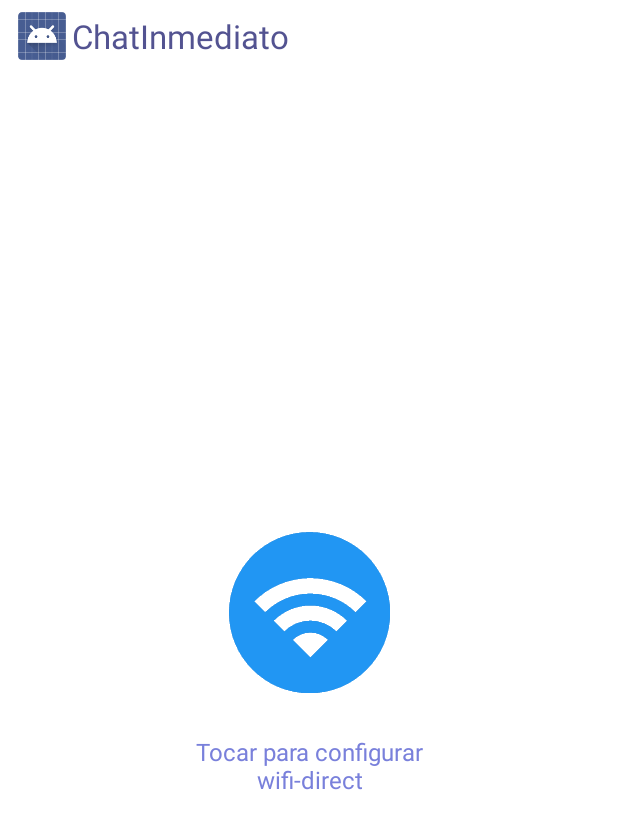
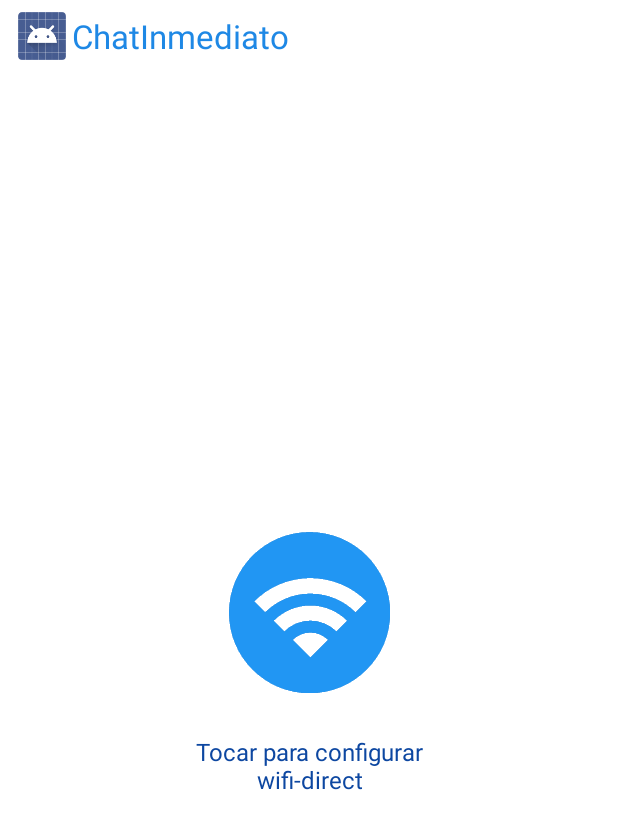
Before and after one commit to juanmanuelco/chatinmediatomultimedia, an Android app: the screen it shows after launch (MainActivity), on a phone screen of 412 x 824 dp. Shown: the top 829 px of the screen. Run offline under Robolectric (Android 15) with nearby library versions, the phone set to English and light mode, and no system bars; 1 statement that could not run was skipped.

Commit message:
Cambio de color a frases

```diff
--- a/app/src/main/res/values/colors.xml
+++ b/app/src/main/res/values/colors.xml
@@ -2,17 +2,17 @@
 <resources>
 
     <color name="app_background">#FFFFFF</color>
-    <color name="app_text">#535391</color>
+    <color name="app_text">#1e88e5</color>
 
     <color name="actionbar_background">#FFFFFF</color>
-    <color name="actionbar_text">#535391</color>
+    <color name="actionbar_text">#1e88e5</color>
 
     <color name="chat_text_background">#D6D9FF</color>
-    <color name="chat_text_background_mine">#7980DB</color>
+    <color name="chat_text_background_mine">#0d47a1</color>
     <color name="chat_text">#535391</color>
 
 
-    <color name="button_background">#abc12375</color>
+    <color name="button_background">#2196f3</color>
     <color name="button_text">#FFFFFF</color>
 
     <!-- Generic colors -->
--- a/app/src/main/res/values/strings.xml
+++ b/app/src/main/res/values/strings.xml
@@ -54,7 +54,7 @@
     <string name="eraser">Borrar</string>
     <string name="save_and_send">Guardar y enviar</string>
     <string name="file_interno">Memoria interna</string>
-    <string name="file_externo">memoria externa</string>
+    <string name="file_externo">Memoria externa</string>
     <string name="noSD">No hay una tarjeta SD en el dispositivo</string>
 
 </resources>
```
